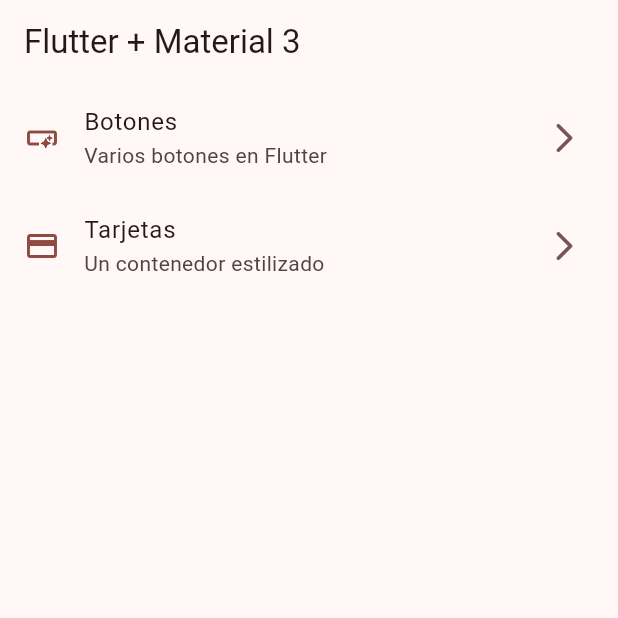
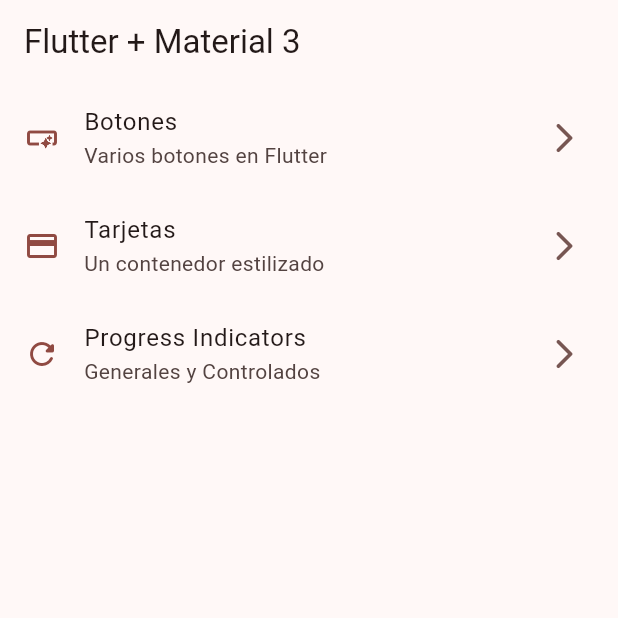
Before and after one commit to rodillo23/Widgets, a Flutter app: the screen it shows after launch, on a phone screen of 412 x 824 dp, the top half of it. Run offline on Flutter 3.47's test engine with Material 2 defaults, Android fonts, the phone set to English and light mode, and no system bars; our stand-ins replace go_router.

Commit message:
progress indicator terminado

```diff
--- a/lib/config/menu/menu_item.dart
+++ b/lib/config/menu/menu_item.dart
@@ -23,10 +23,18 @@ const appMenuItems = <MenuItem>[
     link: '/buttons',
     icon: Icons.smart_button_outlined
   ),
+
   MenuItem(
     title: 'Tarjetas',
     subTitle: 'Un contenedor estilizado',
     link: '/cards',
     icon: Icons.credit_card
+  ),
+
+  MenuItem(
+    title: 'Progress Indicators',
+    subTitle: 'Generales y Controlados',
+    link: '/progress',
+    icon: Icons.refresh_rounded
   )
 ];
--- a/lib/config/router/app_router.dart
+++ b/lib/config/router/app_router.dart
@@ -21,5 +21,11 @@ final appRouter = GoRouter(
       path: '/cards',
       builder: (context, state) => const CardsScreen(),
     ),
+
+    GoRoute(
+      name: ProgressScreen.name,
+      path: '/progress',
+      builder: (context, state) => const ProgressScreen(),
+    )
   ]
 );
```
Also changed, not shown: lib/presentation/screens/progress/progress_screen.dart (+72 -1 lines).
